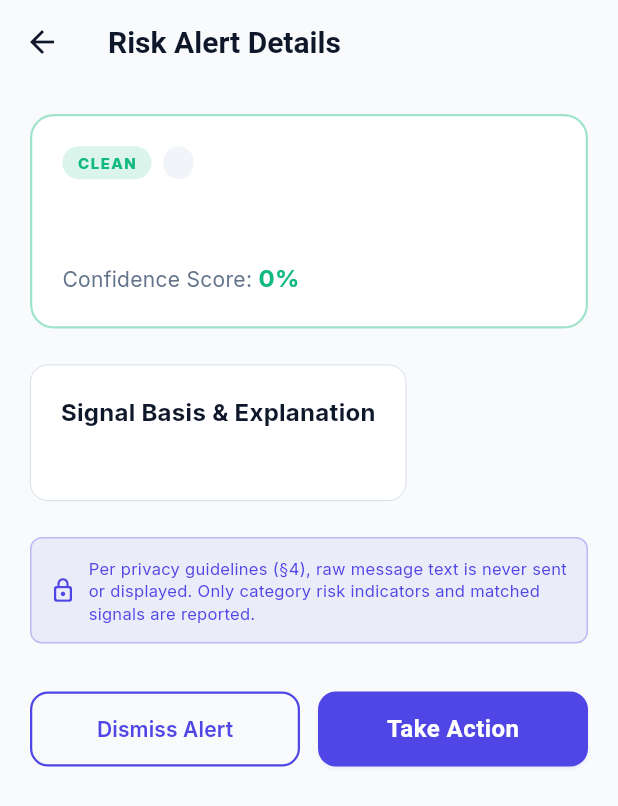
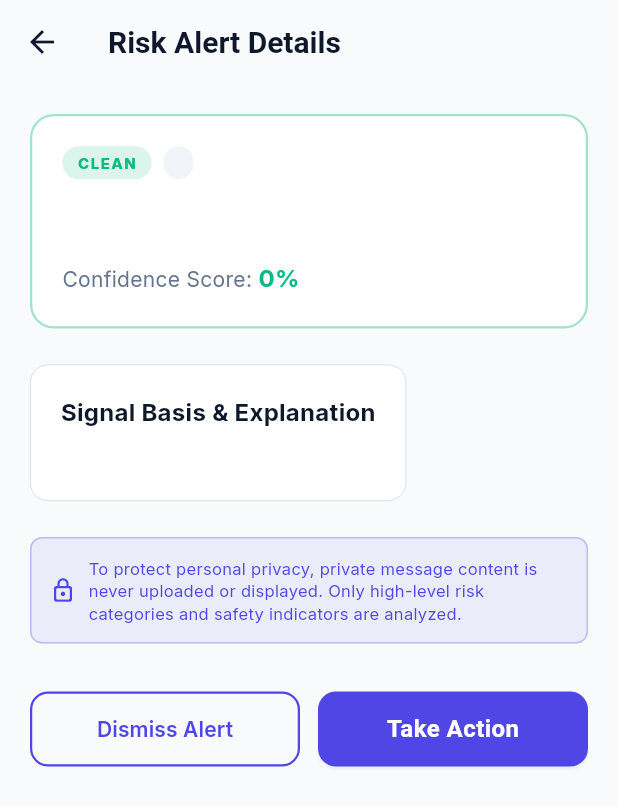
Before and after one commit to krishnaroshnichandrakant-dot/guardian_plus, a Flutter app: the RiskAlertDetailScreen screen opened directly with empty values, on a phone screen of 412 x 824 dp. Shown: the top 806 px of the screen. Run offline on Flutter 3.47's test engine with Material 3 defaults, Android fonts, the light colour scheme and no system bars; drawn by our look-alikes of flutter_animate; our stand-ins replace cloud_firestore, connectivity_plus, device_info_plus, dio, firebase_auth, firebase_core and 11 more; missing offline and left inert: cryptography, dart:js, flutter_background_service, flutter_jailbreak_detection, mobile_scanner, pointycastle and 1 more; accounts and stored records are empty; statements that could not run were skipped.

Commit message:
Humanize code comments and documentation headers across project

```diff
--- a/lib/features/parental/screens/parent_dashboard.dart
+++ b/lib/features/parental/screens/parent_dashboard.dart
@@ -31,8 +31,8 @@ class ChildDeviceData {
   bool isPaused;
 }
 
-/// Parent Dashboard — Module 1B
-/// Shows child device cards, risk alerts, screen time summary, and device management.
+/// Parent Dashboard
+/// Overview of linked family devices, risk alerts, screen time insights, and device management tools.
 class ParentDashboard extends StatefulWidget {
   const ParentDashboard({super.key});
 
--- a/lib/features/parental/screens/risk_alert_detail_screen.dart
+++ b/lib/features/parental/screens/risk_alert_detail_screen.dart
@@ -168,8 +168,8 @@ class RiskAlertDetailScreen extends StatelessWidget {
           SizedBox(width: 8),
           Expanded(
             child: Text(
-              'Per privacy guidelines (§4), raw message text is never sent or displayed. '
-              'Only category risk indicators and matched signals are reported.',
+              'To protect personal privacy, private message content is never uploaded or displayed. '
+              'Only high-level risk categories and safety indicators are analyzed.',
               style: TextStyle(fontSize: 11, color: AppColors.cyberBlue, height: 1.4),
             ),
           ),
--- a/lib/features/parental/widgets/monitoring_indicator_card.dart
+++ b/lib/features/parental/widgets/monitoring_indicator_card.dart
@@ -4,8 +4,8 @@ import 'package:flutter_animate/flutter_animate.dart';
 import '../../../core/theme/app_colors.dart';
 import '../../../core/theme/design_tokens.dart';
 
-/// Transparent, non-dismissible monitoring indicator widget for child devices.
-/// Mandatory requirement under Google Play Safety / Stalkerware policies and §5 of spec.
+/// Transparent monitoring indicator widget for child devices.
+/// Prominently displays active protection status to maintain openness and trust.
 class ChildMonitoringIndicatorCard extends StatelessWidget {
   const ChildMonitoringIndicatorCard({
     super.key,
--- a/lib/features/womens_safety/screens/womens_dashboard.dart
+++ b/lib/features/womens_safety/screens/womens_dashboard.dart
@@ -16,8 +16,8 @@ class ContactItem {
   String relation;
 }
 
-/// Women's Safety Dashboard — Module 1C
-/// Personal safety tools, emergency SOS, distress siren, safety walk companion, and editable trusted contacts.
+/// Personal Safety Dashboard
+/// Rapid SOS emergency triggers, active location sharing, siren alerts, and personal safety tools.
 class WomensDashboard extends StatefulWidget {
   const WomensDashboard({super.key});
 
```
Also changed, not shown: lib/shared/security/audit_logger.dart (+5 -4 lines), lib/shared/security/crypto_service.dart (+8 -8 lines), lib/shared/security/integrity_guard.dart (+7 -7 lines), lib/shared/security/key_manager.dart (+6 -7 lines), lib/shared/security/runtime_guard.dart (+7 -7 lines), lib/shared/security/secure_http_client.dart (+7 -7 lines), lib/shared/services/background_service.dart (+6 -8 lines).
